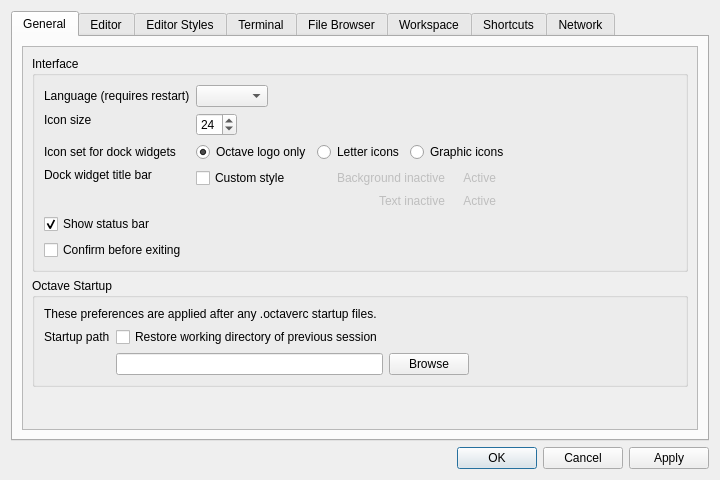
The window that libgui/src/settings-dialog.ui (ctaggart/octave) describes before a commit, drawn with Qt 5.
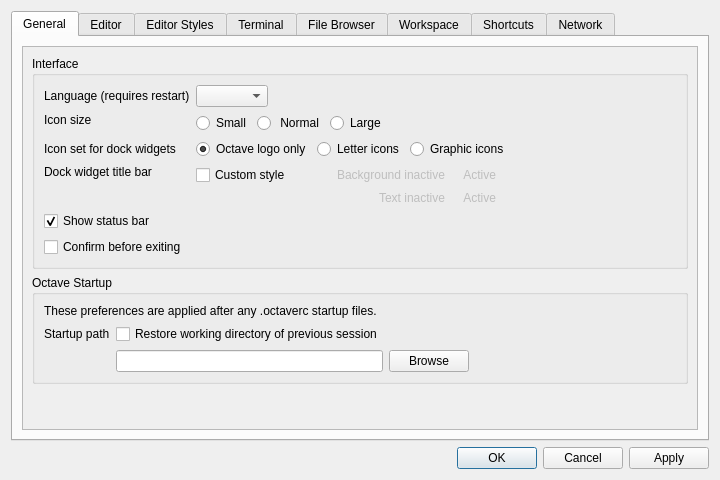
The same window after the commit. The open tabs and pages were chosen to show the change.

Commit message: make size of toolbar icons depending on scaling of display * files-dock-widget.cc (notice_settings): set icon size to small, normal or   large by using qt pixel metrics

What changed in the file:
```diff
--- a/libgui/src/settings-dialog.ui
+++ b/libgui/src/settings-dialog.ui
@@ -119,18 +119,26 @@
                 <item row="2" column="1">
                  <layout class="QHBoxLayout" name="horizontalLayout_6">
                   <item>
-                   <widget class="QSpinBox" name="toolbar_icon_size">
-                    <property name="minimum">
-                     <number>16</number>
+                   <widget class="QRadioButton" name="icon_size_small">
+                    <property name="text">
+                     <string>Small</string>
                     </property>
-                    <property name="maximum">
-                     <number>32</number>
+                   </widget>
+                  </item>
+                  <item>
+                   <widget class="QRadioButton" name="icon_size_normal">
+                    <property name="text">
+                     <string> Normal</string>
                     </property>
-                    <property name="singleStep">
-                     <number>4</number>
+                    <property name="checked">
+                     <bool>true</bool>
                     </property>
-                    <property name="value">
-                     <number>24</number>
+                   </widget>
+                  </item>
+                  <item>
+                   <widget class="QRadioButton" name="icon_size_large">
+                    <property name="text">
+                     <string>Large</string>
                     </property>
                    </widget>
                   </item>
```
The commit also changes 4 other files.
